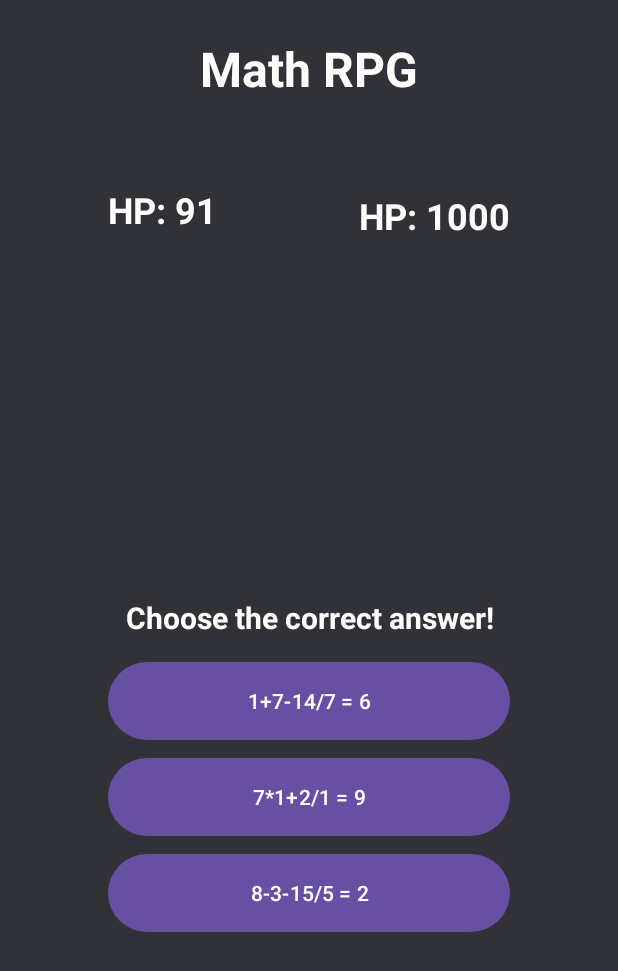
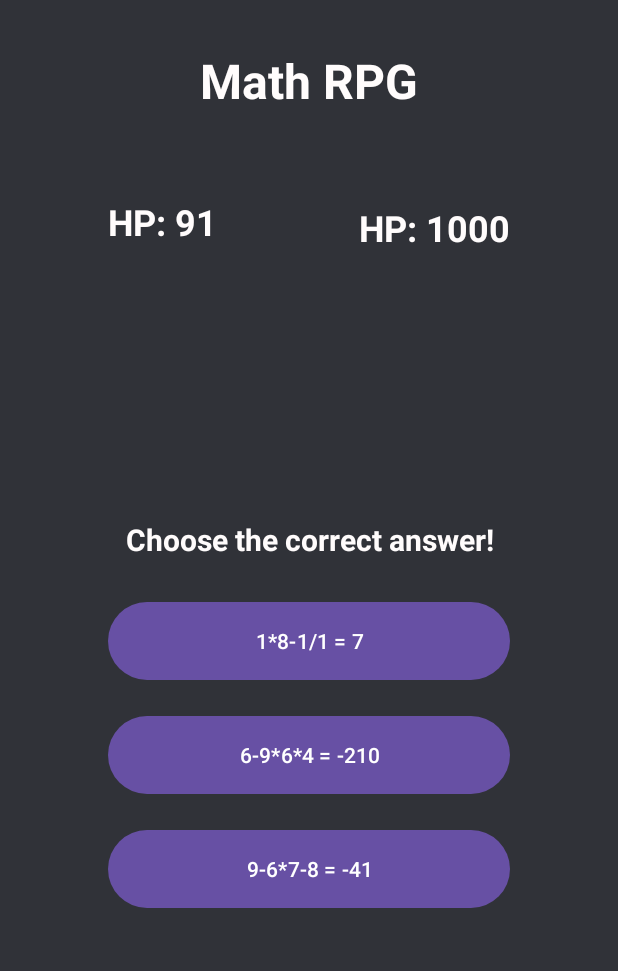
Before and after one commit to yodhasu/MathGameAndroid, an Android app: the screen it shows after launch (MainActivity), after a tap on an icon or button, on a phone screen of 412 x 824 dp. Shown: the top 971 px of the screen. Run offline under Robolectric (Android 15) with nearby library versions, the light colour scheme and no system bars; Roboto replaces fonts that are not available here.

Commit message:
make changes on java logic so that new question generated every button click and restart when win/lose

```diff
--- a/app/src/main/java/com/example/mathgame/MainActivity.java
+++ b/app/src/main/java/com/example/mathgame/MainActivity.java
@@ -1,6 +1,7 @@
 package com.example.mathgame;
 
 import android.os.Bundle;
+import android.os.Handler;
 import android.widget.Button;
 import android.widget.ImageView;
 import android.widget.TextView;
@@ -26,11 +27,13 @@
     ImageView playerPng, enemyPng;
     Button ans1, ans2, ans3;
 
-    int playerHPValue = 100;
-    int enemyHPValue = 1000;
+    int playerHPValue;
+    int enemyHPValue;
 
     String correctExpression = "";
     int correctResult = 0;
+
+    Random rand = new Random(); // Use one global Random
 
     @Override
     protected void onCreate(Bundle savedInstanceState) {
@@ -53,14 +56,26 @@
         ans2 = findViewById(R.id.ans2);
         ans3 = findViewById(R.id.ans3);
 
+        // Set button listeners
+        Button[] buttons = {ans1, ans2, ans3};
+        for (Button btn : buttons) {
+            btn.setOnClickListener(v -> {
+                handleAnswer(btn.getText().toString());
+                // Always generate new question after click
+                if (playerHPValue > 0 && enemyHPValue > 0) {
+                    generateQuestions();
+                }
+            });
+        }
+
+        startGame();
+    }
+
+    void startGame() {
+        playerHPValue = 100;
+        enemyHPValue = 1000;
         updateHP();
         generateQuestions();
-
-        // Button actions
-        Button[] buttons = {ans1, ans2, ans3};
-        for (Button btn : buttons) {
-            btn.setOnClickListener(v -> handleAnswer(btn.getText().toString()));
-        }
     }
 
     void updateHP() {
@@ -88,25 +103,29 @@
         updateHP();
 
         if (enemyHPValue == 0) {
-            Toast.makeText(this, "🎉 You Win!", Toast.LENGTH_LONG).show();
+            Toast.makeText(this, "🎉 You Win! Restarting...", Toast.LENGTH_LONG).show();
+            restartGameAfterDelay();
         } else if (playerHPValue == 0) {
-            Toast.makeText(this, "💀 Game Over!", Toast.LENGTH_LONG).show();
-        } else {
-            generateQuestions();
+            Toast.makeText(this, "💀 Game Over! Restarting...", Toast.LENGTH_LONG).show();
+            restartGameAfterDelay();
         }
     }
 
+    void restartGameAfterDelay() {
+        // Give time for player to read the toast
+        new Handler().postDelayed(this::startGame, 2500);
+    }
+
     void generateQuestions() {
-        Random rand = new Random();
         List<String> expressions = new ArrayList<>();
 
-        correctExpression = buildExpression(rand);
+        correctExpression = buildExpression();
         correctResult = (int) evaluate(correctExpression);
         expressions.add(correctExpression + " = " + correctResult);
 
-        // Generate 2 fake ones
+        // Generate 2 wrong answers
         while (expressions.size() < 3) {
-            String fakeExpr = buildExpression(rand);
+            String fakeExpr = buildExpression();
             int fakeResult = (int) evaluate(fakeExpr);
 
             if (!fakeExpr.equals(correctExpression) && fakeResult != correctResult) {
@@ -120,7 +139,7 @@
         ans3.setText(expressions.get(2));
     }
 
-    String buildExpression(Random rand) {
+    String buildExpression() {
         int[] nums = new int[4];
         String[] ops = new String[3];
         String[] symbols = {"+", "-", "*", "/"};
@@ -131,10 +150,8 @@
 
         for (int i = 0; i < 3; i++) {
             ops[i] = symbols[rand.nextInt(4)];
-
             if (ops[i].equals("/")) {
-                // Make divisible to avoid decimals
-                nums[i] = nums[i + 1] * (rand.nextInt(3) + 1);
+                nums[i] = nums[i + 1] * (rand.nextInt(3) + 1); // make divisible
             }
         }
 
--- a/app/src/main/res/layout/activity_main.xml
+++ b/app/src/main/res/layout/activity_main.xml
@@ -8,23 +8,11 @@
     android:background="#303238"
     tools:context=".MainActivity">
 
-    <!-- Title -->
-
-    <!-- Player HP -->
-
-    <!-- Enemy HP -->
-
-    <!-- Player Image -->
-
-    <!-- Enemy Image -->
-
-    <!-- Subtitle -->
-
     <TextView
         android:id="@+id/tittleText"
         android:layout_width="wrap_content"
         android:layout_height="wrap_content"
-        android:layout_marginTop="24dp"
+        android:layout_marginTop="32dp"
         android:fontFamily="@font/pixelify_sans"
         android:text="Math RPG"
         android:textAlignment="center"
@@ -33,7 +21,6 @@
         android:textStyle="bold"
         app:layout_constraintEnd_toEndOf="parent"
         app:layout_constraintStart_toStartOf="parent"
-        app:layout_constraintTop_margin="32dp"
         app:layout_constraintTop_toTopOf="parent" />
 
     <ImageView
@@ -43,7 +30,6 @@
         android:layout_marginTop="8dp"
         android:layout_marginEnd="16dp"
         android:contentDescription="Enemy"
-        app:layout_constraintEnd_margin="36dp"
         app:layout_constraintEnd_toEndOf="parent"
         app:layout_constraintTop_toTopOf="@id/playerPng"
         tools:srcCompat="@tools:sample/avatars" />
@@ -59,7 +45,6 @@
         android:textColor="#FFFCFC"
         android:textSize="24sp"
         android:textStyle="bold"
-        app:layout_constraintEnd_margin="64dp"
         app:layout_constraintEnd_toEndOf="parent"
         app:layout_constraintTop_toTopOf="@id/playerHP" />
 
@@ -68,11 +53,9 @@
         android:layout_width="150dp"
         android:layout_height="150dp"
         android:layout_marginStart="16dp"
-        android:layout_marginTop="4dp"
+        android:layout_marginTop="8dp"
         android:contentDescription="Player"
-        app:layout_constraintStart_margin="36dp"
         app:layout_constraintStart_toStartOf="parent"
-        app:layout_constraintTop_margin="8dp"
         app:layout_constraintTop_toBottomOf="@id/playerHP"
         tools:srcCompat="@tools:sample/avatars" />
 
@@ -87,20 +70,17 @@
         android:textColor="#FFFCFC"
         android:textSize="24sp"
         android:textStyle="bold"
-        app:layout_constraintStart_margin="64dp"
         app:layout_constraintStart_toStartOf="parent"
-        app:layout_constraintTop_margin="24dp"
         app:layout_constraintTop_toBottomOf="@id/tittleText" />
 
     <Button
         android:id="@+id/ans2"
         android:layout_width="0dp"
         android:layout_height="60dp"
-        android:layout_marginTop="4dp"
+        android:layout_marginTop="16dp"
         android:text="Button"
         app:layout_constraintEnd_toEndOf="parent"
         app:layout_constraintStart_toStartOf="parent"
-        app:layout_constraintTop_margin="16dp"
         app:layout_constraintTop_toBottomOf="@id/ans1"
         app:layout_constraintWidth_percent="0.65" />
 
@@ -108,7 +88,7 @@
         android:id="@+id/textonly"
         android:layout_width="wrap_content"
         android:layout_height="wrap_content"
-        android:layout_marginTop="88dp"
+        android:layout_marginTop="24dp"
         android:fontFamily="@font/pixelify_sans"
         android:text="Choose the correct answer!"
         android:textColor="#FFFCFC"
@@ -117,18 +97,16 @@
         app:layout_constraintEnd_toEndOf="parent"
         app:layout_constraintHorizontal_bias="0.503"
         app:layout_constraintStart_toStartOf="parent"
-        app:layout_constraintTop_margin="24dp"
         app:layout_constraintTop_toBottomOf="@id/playerPng" />
 
     <Button
         android:id="@+id/ans1"
         android:layout_width="0dp"
         android:layout_height="60dp"
-        android:layout_marginTop="12dp"
+        android:layout_marginTop="24dp"
         android:text="Button"
         app:layout_constraintEnd_toEndOf="parent"
         app:layout_constraintStart_toStartOf="parent"
-        app:layout_constraintTop_margin="24dp"
         app:layout_constraintTop_toBottomOf="@id/textonly"
         app:layout_constraintWidth_percent="0.65" />
 
@@ -136,18 +114,11 @@
         android:id="@+id/ans3"
         android:layout_width="0dp"
         android:layout_height="60dp"
-        android:layout_marginTop="4dp"
+        android:layout_marginTop="16dp"
         android:text="Button"
         app:layout_constraintEnd_toEndOf="parent"
         app:layout_constraintStart_toStartOf="parent"
-        app:layout_constraintTop_margin="16dp"
         app:layout_constraintTop_toBottomOf="@id/ans2"
         app:layout_constraintWidth_percent="0.65" />
 
-    <!-- Answer Button 1 -->
-
-    <!-- Answer Button 2 -->
-
-    <!-- Answer Button 3 -->
-
 </androidx.constraintlayout.widget.ConstraintLayout>
```
